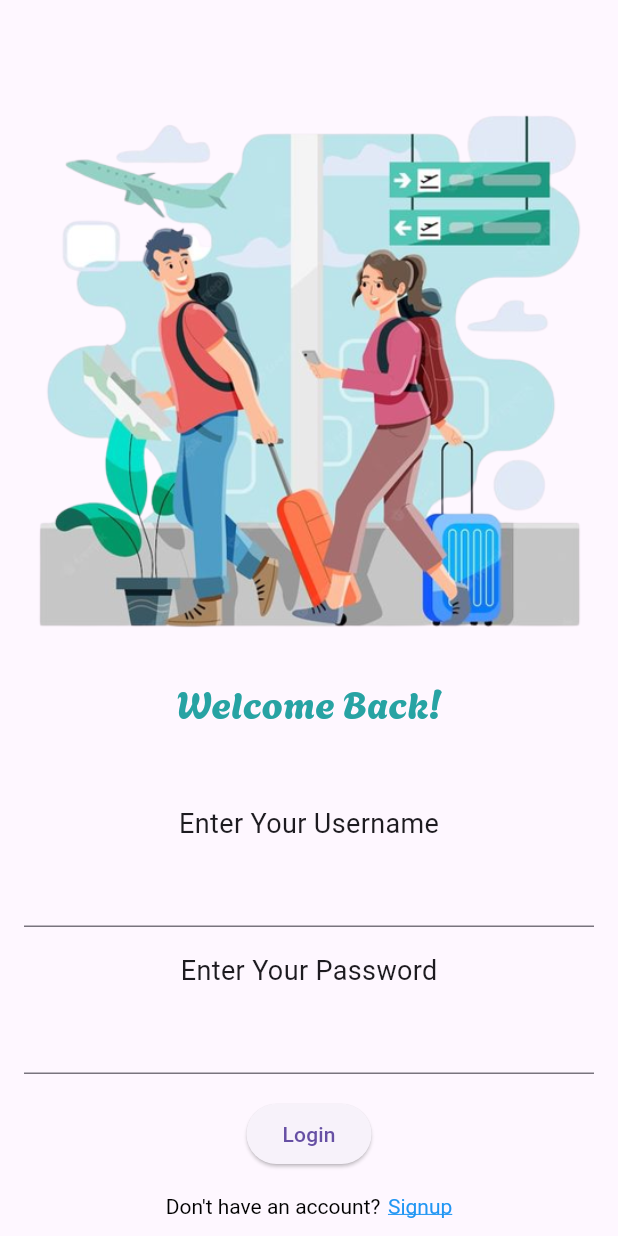
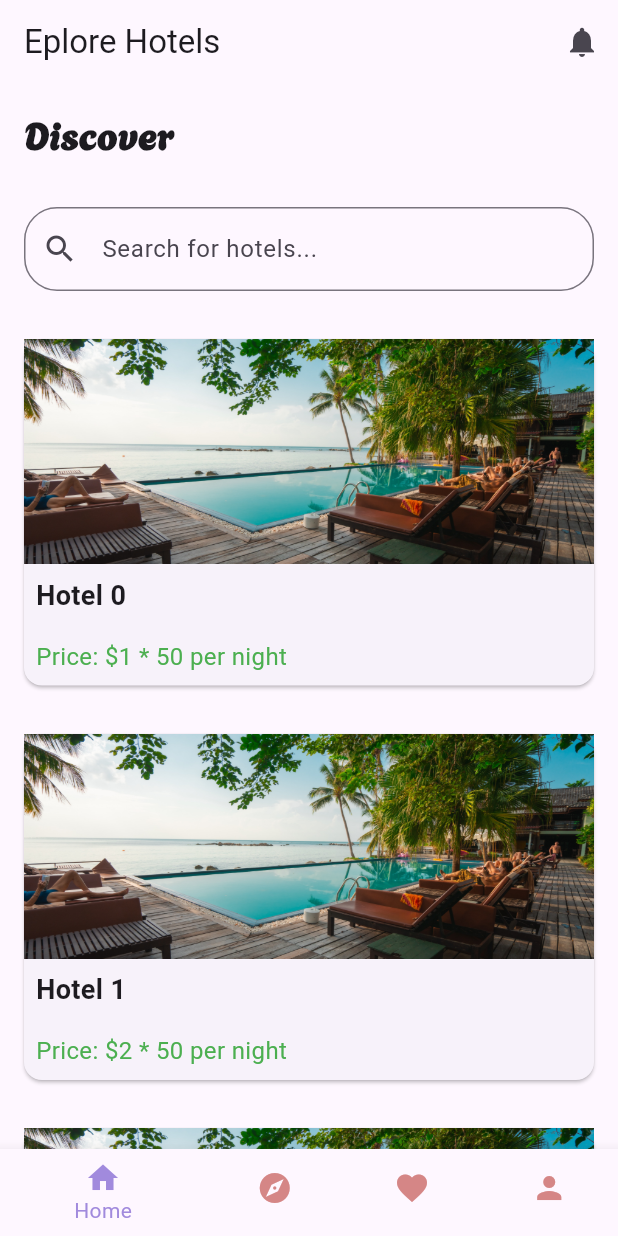
Before and after one commit to ST60002CEM/batch31b-sneehaa, a Flutter app: the screen it shows after launch, on a phone screen of 412 x 824 dp. Run offline on Flutter 3.47's test engine with Material 3 defaults, Android fonts, the phone set to English and light mode, and no system bars.

Commit message:
Homepage

```diff
--- a/lib/app/app.dart
+++ b/lib/app/app.dart
@@ -10,8 +10,8 @@ class App extends StatelessWidget {
     return MaterialApp(
       debugShowCheckedModeBanner: false,
       title: "BookAway",
-      home: SplashScreen(),
-      initialRoute: AppRoute.splashRoute,
+      // home: SplashScreen(),
+      initialRoute: AppRoute.homepageRoute,
       routes: AppRoute.getApplicationRoute(),
     );
   }
--- a/lib/routes/app_route.dart
+++ b/lib/routes/app_route.dart
@@ -1,9 +1,8 @@
-
+import 'package:bookaway/screens/home_screen.dart';
 import 'package:bookaway/screens/login_screen.dart';
 import 'package:bookaway/screens/signup_screen.dart';
 import 'package:bookaway/screens/splash_screen.dart';
 import 'package:bookaway/screens/verification_screen.dart';
-
 
 class AppRoute {
   AppRoute._();
@@ -13,6 +12,7 @@ class AppRoute {
   static const String verificationRoute = '/verification';
   static const String loginRoute = '/login';
   static const String splashRoute = '/splash';
+  static const String homepageRoute = '/home';
 
   static getApplicationRoute() {
     return {
@@ -20,9 +20,7 @@ class AppRoute {
       signupRoute: (context) => const SignupScreen(),
       verificationRoute: (context) => const VerificationScreen(),
       loginRoute: (context) => const LoginScreen(),
-
-
-
+      homepageRoute: (context) => const HomeScreen(),
     };
   }
 }
--- /dev/null
+++ b/lib/screens/home_screen.dart
@@ -0,0 +1,69 @@
+import 'package:bookaway/widgets/hotelcard.dart';
+import 'package:flutter/material.dart';
+
+class HomeScreen extends StatelessWidget {
+  const HomeScreen({super.key});
+
+  @override
+  Widget build(BuildContext context) {
+    return Scaffold(
+      appBar: AppBar(
+        title: const Text('Eplore Hotels'),
+        actions: [
+          IconButton(
+            onPressed: () {},
+            icon: const Icon(Icons.notifications),
+          )
+        ],
+      ),
+      body: Column(
+        crossAxisAlignment: CrossAxisAlignment.start,
+        children: [
+          const Padding(
+            padding: EdgeInsets.all(16.0),
+            child: Text(
+              'Discover',
+              style: TextStyle(
+                fontFamily: 'Agbalumo',
+                fontSize: 24.0,
+                fontWeight: FontWeight.bold,
+              ),
+            ),
+          ),
+          Padding(
+            padding: const EdgeInsets.all(16.0),
+            child: TextField(
+              decoration: InputDecoration(
+                  prefixIcon: const Icon(Icons.search),
+                  hintText: 'Search for hotels...',
+                  border: OutlineInputBorder(
+                    borderRadius: BorderRadius.circular(22.0),
+                  )),
+            ),
+          ),
+          Expanded(
+              child: ListView.builder(
+                  scrollDirection: Axis.vertical,
+                  itemCount: 10,
+                  itemBuilder: (context, index) {
+                    return HotelCard(
+                        hotelName: 'Hotel $index',
+                        imageAsset: 'assets/images/hotel1.jpg',
+                        price: '\$${index + 1} * 50');
+                  }))
+        ],
+      ),
+      bottomNavigationBar: BottomNavigationBar(
+        items: const [
+          BottomNavigationBarItem(icon: Icon(Icons.home), label: 'Home'),
+          BottomNavigationBarItem(icon: Icon(Icons.explore), label: 'Explore'),
+          BottomNavigationBarItem(
+              icon: Icon(Icons.favorite), label: 'Favorites'),
+          BottomNavigationBarItem(icon: Icon(Icons.person), label: 'Profile'),
+        ],
+        selectedItemColor: Color.fromARGB(255, 161, 138, 221),
+        unselectedItemColor: const Color.fromARGB(255, 213, 134, 134),
+      ),
+    );
+  }
+}
--- /dev/null
+++ b/lib/widgets/hotelcard.dart
@@ -0,0 +1,53 @@
+
+import 'package:flutter/material.dart';
+
+class HotelCard extends StatelessWidget {
+  final String hotelName;
+  final String imageAsset;
+  final String price;
+
+  const HotelCard({
+    required this.hotelName,
+    required this.imageAsset,
+    required this.price,
+    Key? key,
+  }) : super(key: key);
+
+  @override
+  Widget build(BuildContext context) {
+    return Card(
+      margin: const EdgeInsets.all(16.0),
+      child: Column(
+        crossAxisAlignment: CrossAxisAlignment.start,
+        children: [
+          Image.asset(
+            imageAsset,
+            height: 150.0,
+            width: double.infinity,
+            fit: BoxFit.cover,
+          ),
+          Padding(
+            padding: const EdgeInsets.all(8.0),
+            child: Text(
+              hotelName,
+              style: const TextStyle(
+                fontSize: 18.0,
+                fontWeight: FontWeight.bold,
+              ),
+            ),
+          ),
+          Padding(
+            padding: const EdgeInsets.all(8.0),
+            child: Text(
+              'Price: $price per night',
+              style: const TextStyle(
+                fontSize: 16.0,
+                color: Colors.green,
+              ),
+            ),
+          ),
+        ],
+      ),
+    );
+  }
+}
--- a/pubspec.yaml
+++ b/pubspec.yaml
@@ -36,6 +36,7 @@ dependencies:
   # Use with the CupertinoIcons class for iOS style icons.
   cupertino_icons: ^1.0.2
   flutter_launcher_icons: ^0.9.2
+  carousel_slider: ^4.0.0
 
 dev_dependencies:
   flutter_test:
```
Also changed, not shown: assets/images/hotel1.jpg (added), assets/images/hotel2.jpg (added), assets/images/hotel3.jpg (added), lib/widgets/offer_places.dart (added), pubspec.lock.
